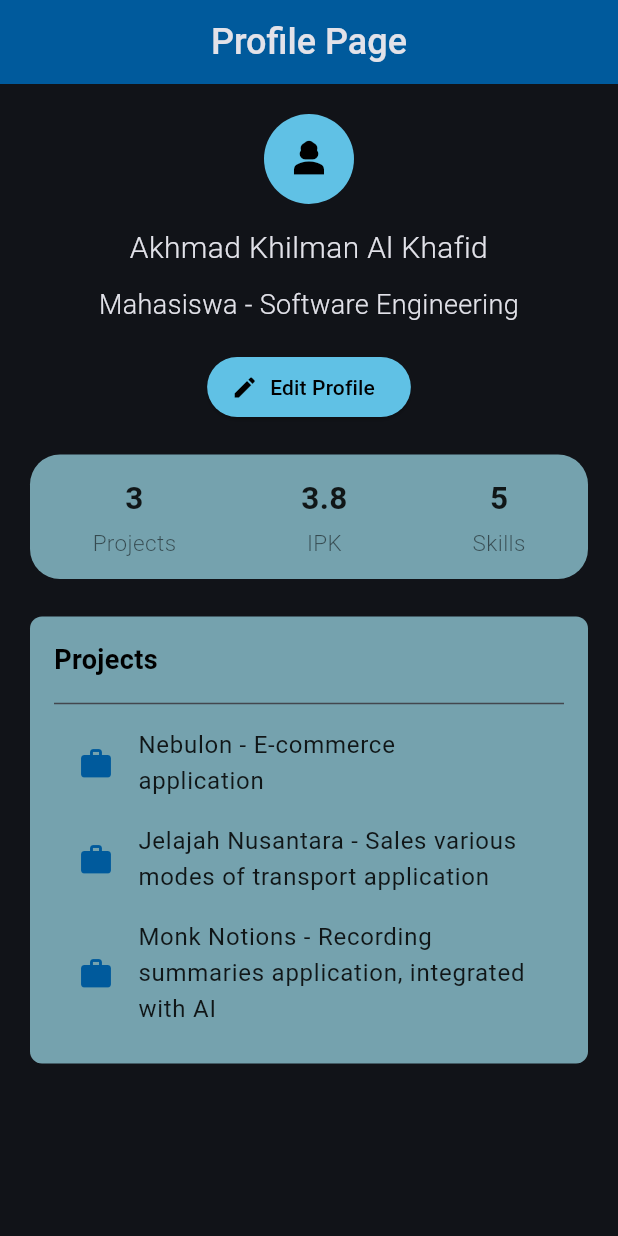
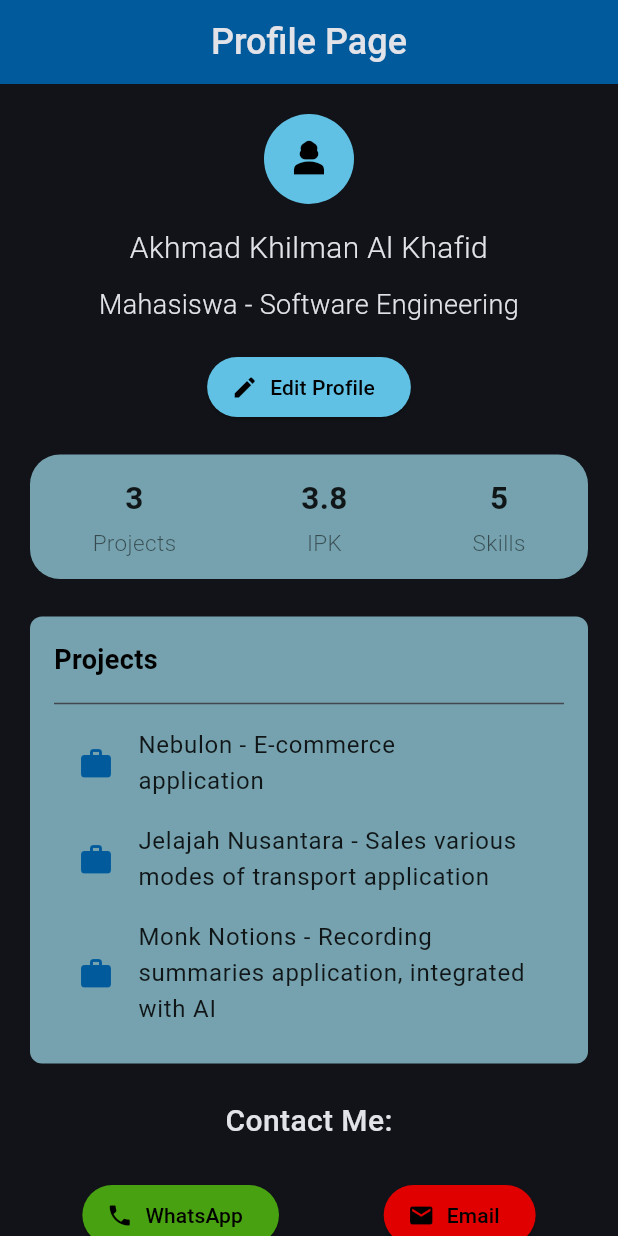
Before and after one commit to AkhmadKhilman/latihan-praktikum-flutter-2, a Flutter app: the screen it shows after launch, on a phone screen of 412 x 824 dp. Run offline on Flutter 3.47's test engine with Material 3 defaults, Android fonts, the phone set to English and light mode, and no system bars.

Commit message:
feat: adding contact me button not yet implemented

```diff
--- a/lib/main.dart
+++ b/lib/main.dart
@@ -128,11 +128,11 @@ class _ProfilePageState extends State<ProfilePage> {
                       child: Row(
                         mainAxisAlignment: MainAxisAlignment.spaceAround,
                         children: [
-                          Stats(count: "3", label: "Projects"),
+                          stats(count: "3", label: "Projects"),
 
-                          Stats(count: "3.8", label: "IPK"),
+                          stats(count: "3.8", label: "IPK"),
 
-                          Stats(count: "5", label: "Skills"),
+                          stats(count: "5", label: "Skills"),
                         ],
                       ),
                     ),
@@ -187,6 +187,82 @@ class _ProfilePageState extends State<ProfilePage> {
                         ],
                       ),
                     ),
+
+                    SizedBox(height: 24),
+
+                    Text(
+                      "Contact Me:",
+                      style: TextStyle(
+                        fontSize: 20,
+                        fontWeight: FontWeight.w500,
+                      ),
+                    ),
+
+                    SizedBox(height: 12),
+
+                    Container(
+                      padding: const EdgeInsetsGeometry.symmetric(vertical: 12),
+                      child: Row(
+                        mainAxisAlignment: MainAxisAlignment.spaceAround,
+                        children: [
+                          ElevatedButton.icon(
+                            onPressed: () {
+                              ScaffoldMessenger.of(context).showSnackBar(
+                                const SnackBar(
+                                  content: Text(
+                                    "Fitur WhatsApp belum dibuat",
+                                    style: TextStyle(
+                                      fontSize: 18,
+                                      color: Colors.white,
+                                    ),
+                                  ),
+                                  backgroundColor: Color.fromRGBO(
+                                    0,
+                                    90,
+                                    156,
+                                    1,
+                                  ),
+                                ),
+                              );
+                            },
+                            icon: Icon(Icons.phone),
+                            label: Text("WhatsApp"),
+                            style: ElevatedButton.styleFrom(
+                              backgroundColor: Color.fromRGBO(72, 161, 17, 1),
+                              foregroundColor: Colors.black,
+                            ),
+                          ),
+
+                          ElevatedButton.icon(
+                            onPressed: () {
+                              ScaffoldMessenger.of(context).showSnackBar(
+                                const SnackBar(
+                                  content: Text(
+                                    "Fitur Email belum dibuat",
+                                    style: TextStyle(
+                                      fontSize: 18,
+                                      color: Colors.white,
+                                    ),
+                                  ),
+                                  backgroundColor: Color.fromRGBO(
+                                    0,
+                                    90,
+                                    156,
+                                    1,
+                                  ),
+                                ),
+                              );
+                            },
+                            icon: Icon(Icons.mail),
+                            label: Text("Email"),
+                            style: ElevatedButton.styleFrom(
+                              backgroundColor: Color.fromRGBO(225, 0, 0, 1),
+                              foregroundColor: Colors.black,
+                            ),
+                          ),
+                        ],
+                      ),
+                    ),
                   ],
                 ),
               ],
@@ -197,7 +273,7 @@ class _ProfilePageState extends State<ProfilePage> {
     );
   }
 
-  Widget Stats({required String count, required String label}) {
+  Widget stats({required String count, required String label}) {
     return Column(
       children: [
         Text(
```
Also changed, not shown: 1 other file.
